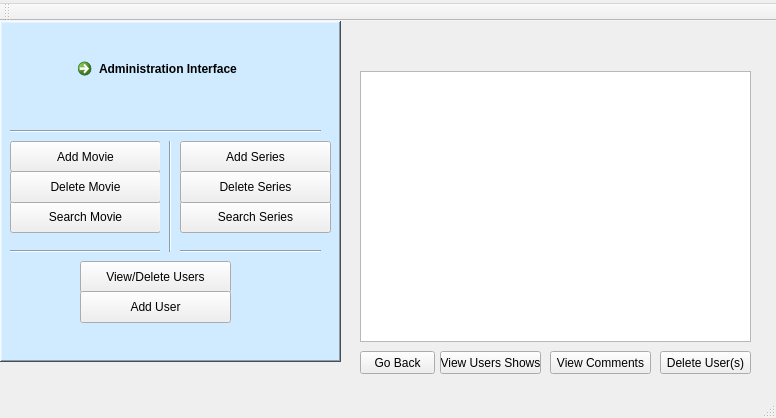
Qt form PlotTalk/Forms/adminpage.ui (allanhaywood/CS441) before a commit.
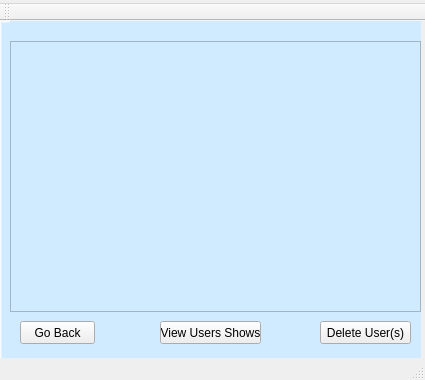
The same form after that commit. Icons and pictures are not drawn.

Commit message: Fixed admin page, reset some variables in account manager to how they were set in this branch when merged with master.

What changed in the file:
```diff
--- a/PlotTalk/Forms/adminpage.ui
+++ b/PlotTalk/Forms/adminpage.ui
@@ -6,8 +6,8 @@
    <rect>
     <x>0</x>
     <y>0</y>
-    <width>776</width>
-    <height>418</height>
+    <width>425</width>
+    <height>380</height>
    </rect>
   </property>
   <property name="windowTitle">
@@ -19,7 +19,7 @@
      <rect>
       <x>0</x>
       <y>0</y>
-      <width>341</width>
+      <width>421</width>
       <height>341</height>
      </rect>
     </property>
@@ -42,7 +42,7 @@
     <widget class="QPushButton" name="Users">
      <property name="geometry">
       <rect>
-       <x>80</x>
+       <x>110</x>
        <y>240</y>
        <width>151</width>
        <height>32</height>
@@ -59,7 +59,7 @@
     <widget class="QPushButton" name="media">
      <property name="geometry">
       <rect>
-       <x>10</x>
+       <x>40</x>
        <y>120</y>
        <width>151</width>
        <height>31</height>
@@ -88,7 +88,7 @@
     <widget class="QPushButton" name="add_series">
      <property name="geometry">
       <rect>
-       <x>180</x>
+       <x>210</x>
        <y>120</y>
        <width>151</width>
        <height>32</height>
@@ -105,7 +105,7 @@
     <widget class="QPushButton" name="search_movie">
      <property name="geometry">
       <rect>
-       <x>10</x>
+       <x>40</x>
        <y>180</y>
        <width>151</width>
        <height>32</height>
@@ -122,7 +122,7 @@
     <widget class="QPushButton" name="search_series">
      <property name="geometry">
       <rect>
-       <x>180</x>
+       <x>210</x>
        <y>180</y>
        <width>151</width>
        <height>32</height>
@@ -139,7 +139,7 @@
     <widget class="QPushButton" name="delete_movie">
      <property name="geometry">
       <rect>
-       <x>10</x>
+       <x>40</x>
        <y>150</y>
        <width>151</width>
        <height>32</height>
@@ -156,7 +156,7 @@
     <widget class="QPushButton" name="delete_series">
      <property name="geometry">
       <rect>
-       <x>180</x>
+       <x>210</x>
        <y>150</y>
        <width>151</width>
        <height>32</height>
@@ -173,7 +173,7 @@
     <widget class="QPushButton" name="addUser">
      <property name="geometry">
       <rect>
-       <x>80</x>
+       <x>110</x>
        <y>270</y>
        <width>151</width>
        <height>32</height>
@@ -190,7 +190,7 @@
     <widget class="Line" name="line">
      <property name="geometry">
       <rect>
-       <x>10</x>
+       <x>40</x>
        <y>220</y>
        <width>311</width>
        <height>20</height>
@@ -203,7 +203,7 @@
     <widget class="Line" name="line_2">
      <property name="geometry">
       <rect>
-       <x>160</x>
+       <x>190</x>
        <y>100</y>
        <width>20</width>
        <height>131</height>
@@ -216,7 +216,7 @@
     <widget class="Line" name="line_3">
      <property name="geometry">
       <rect>
-       <x>10</x>
+       <x>40</x>
        <y>100</y>
        <width>311</width>
        <height>20</height>
@@ -229,7 +229,7 @@
     <widget class="QCommandLinkButton" name="commandLinkButton">
      <property name="geometry">
       <rect>
-       <x>70</x>
+       <x>100</x>
        <y>30</y>
        <width>193</width>
        <height>51</height>
@@ -249,15 +249,14 @@
       </size>
      </property>
     </widget>
-   </widget>
    <widget class="QStackedWidget" name="Options">
     <property name="enabled">
      <bool>true</bool>
     </property>
     <property name="geometry">
      <rect>
-      <x>350</x>
-      <y>30</y>
+       <x>10</x>
+       <y>0</y>
       <width>411</width>
       <height>341</height>
      </rect>
@@ -266,9 +265,9 @@
      <widget class="QListWidget" name="UserList">
       <property name="geometry">
        <rect>
-        <x>10</x>
+         <x>0</x>
         <y>20</y>
-        <width>391</width>
+         <width>411</width>
         <height>271</height>
        </rect>
       </property>
@@ -302,7 +301,7 @@
      <widget class="QPushButton" name="ViewShows">
       <property name="geometry">
        <rect>
-        <x>90</x>
+         <x>150</x>
         <y>300</y>
         <width>101</width>
         <height>23</height>
@@ -312,19 +311,22 @@
        <string>View Users Shows</string>
       </property>
      </widget>
-     <widget class="QPushButton" name="EditComments">
-      <property name="geometry">
-       <rect>
-        <x>200</x>
-        <y>300</y>
-        <width>101</width>
-        <height>23</height>
-       </rect>
-      </property>
-      <property name="text">
-       <string>View Comments</string>
-      </property>
-     </widget>
+      <zorder>UserList</zorder>
+      <zorder>GoBack</zorder>
+      <zorder>delUser</zorder>
+      <zorder>ViewShows</zorder>
+      <zorder>line</zorder>
+      <zorder>search_movie</zorder>
+      <zorder>delete_movie</zorder>
+      <zorder>delete_series</zorder>
+      <zorder>commandLinkButton</zorder>
+      <zorder>Users</zorder>
+      <zorder>addUser</zorder>
+      <zorder>line_2</zorder>
+      <zorder>media</zorder>
+      <zorder>search_series</zorder>
+      <zorder>line_3</zorder>
+      <zorder>add_series</zorder>
     </widget>
     <widget class="QWidget" name="page_2">
      <widget class="QLineEdit" name="LastNameBox">
@@ -511,7 +513,7 @@
      <widget class="QPushButton" name="CreateUser">
       <property name="geometry">
        <rect>
-        <x>270</x>
+         <x>260</x>
         <y>270</y>
         <width>75</width>
         <height>23</height>
@@ -550,12 +552,15 @@
     </widget>
    </widget>
   </widget>
+   <zorder>frame</zorder>
+   <zorder>UserList</zorder>
+  </widget>
   <widget class="QMenuBar" name="menuBar">
    <property name="geometry">
     <rect>
      <x>0</x>
      <y>0</y>
-     <width>776</width>
+     <width>425</width>
      <height>21</height>
     </rect>
    </property>
```
Left out of the diff: 23 changed lines with no effect on the pictures. Lines whose indentation alone changed are shown as unchanged.
